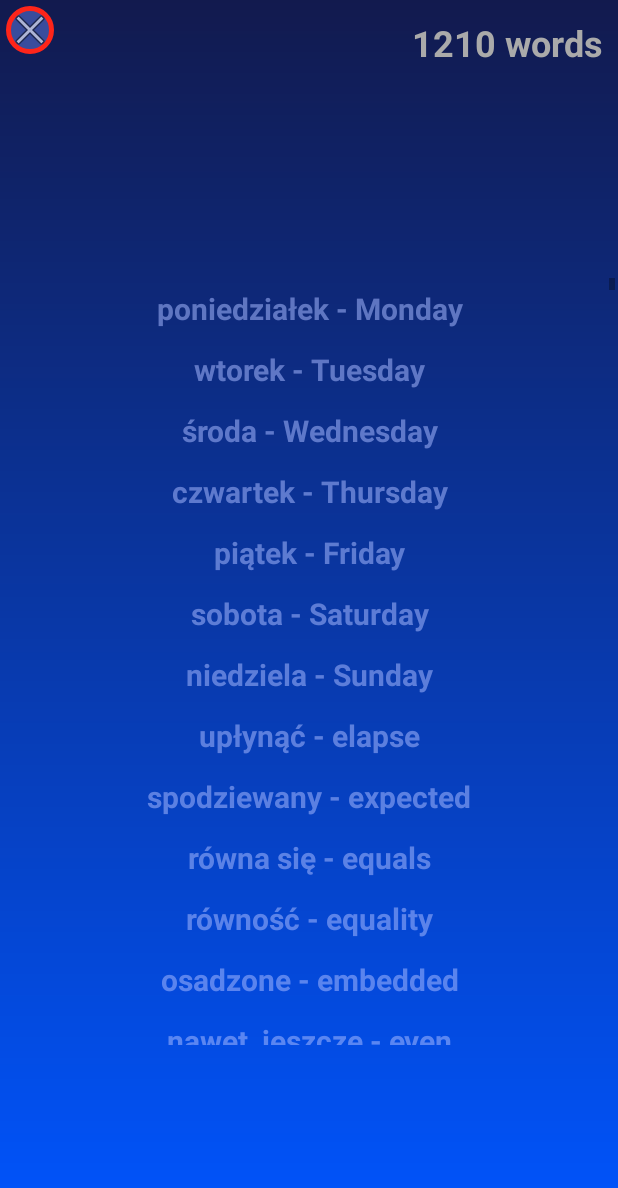
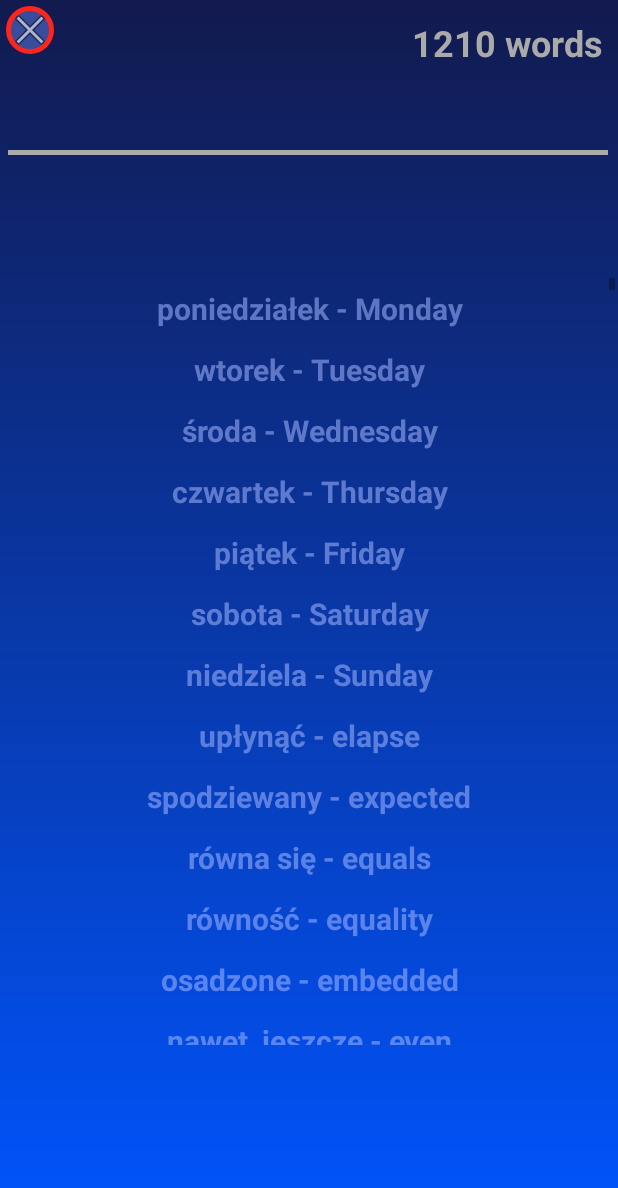
Before and after one commit to Aniquir/VocabularyLearningApp, an Android app: the ActivityDatabaseView screen opened directly, with no data from a screen before it, on a phone screen of 412 x 824 dp. Shown: the top 1188 px of the screen. Run offline under Robolectric (Android 15) with nearby library versions, the phone set to English and light mode, and no system bars; our stand-ins replace Room's generated code.

```diff
--- a/app/src/main/res/layout/activity_database_view.xml
+++ b/app/src/main/res/layout/activity_database_view.xml
@@ -11,10 +11,10 @@
         android:id="@+id/counterOfWordsInDatabase"
         android:layout_width="wrap_content"
         android:layout_height="wrap_content"
+        android:layout_alignParentTop="true"
         android:layout_alignParentEnd="true"
-        android:layout_alignParentTop="true"
+        android:layout_marginTop="12dp"
         android:layout_marginEnd="10dp"
-        android:layout_marginTop="12dp"
         android:text="@string/_0_records_found"
         android:textColor="@android:color/darker_gray"
         android:textSize="24sp"
@@ -27,12 +27,12 @@
         android:layout_width="match_parent"
         android:layout_height="511dp"
         android:layout_alignBottom="@+id/counterOfWordsInDatabase"
+        android:layout_alignParentStart="true"
         android:layout_alignParentBottom="true"
-        android:layout_alignParentStart="true"
-        android:layout_marginBottom="2dp"
-        android:layout_marginEnd="2dp"
         android:layout_marginStart="2dp"
         android:layout_marginTop="60dp"
+        android:layout_marginEnd="2dp"
+        android:layout_marginBottom="2dp"
         app:layout_constraintBottom_toBottomOf="parent"
         app:layout_constraintEnd_toEndOf="parent"
         app:layout_constraintStart_toStartOf="parent"
@@ -58,5 +58,18 @@
         app:layout_constraintTop_toTopOf="parent"
         app:srcCompat="@android:drawable/ic_menu_close_clear_cancel" />
 
+    <ImageView
+        android:id="@+id/imageView2"
+        android:layout_width="400dp"
+        android:layout_height="3dp"
+        android:layout_marginTop="100dp"
+        android:adjustViewBounds="true"
+        android:scaleType="fitEnd"
+        app:layout_constraintEnd_toEndOf="parent"
+        app:layout_constraintHorizontal_bias="0.454"
+        app:layout_constraintStart_toStartOf="parent"
+        app:layout_constraintTop_toTopOf="parent"
+        app:srcCompat="@android:color/darker_gray" />
+
 
 </android.support.constraint.ConstraintLayout>
```
